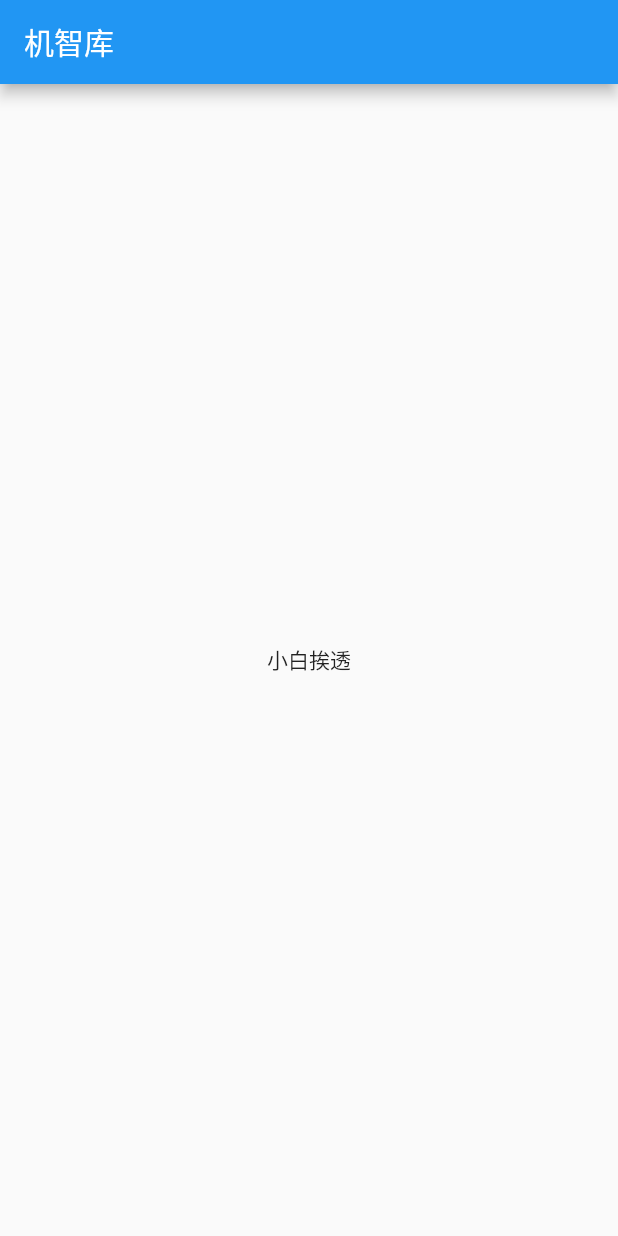
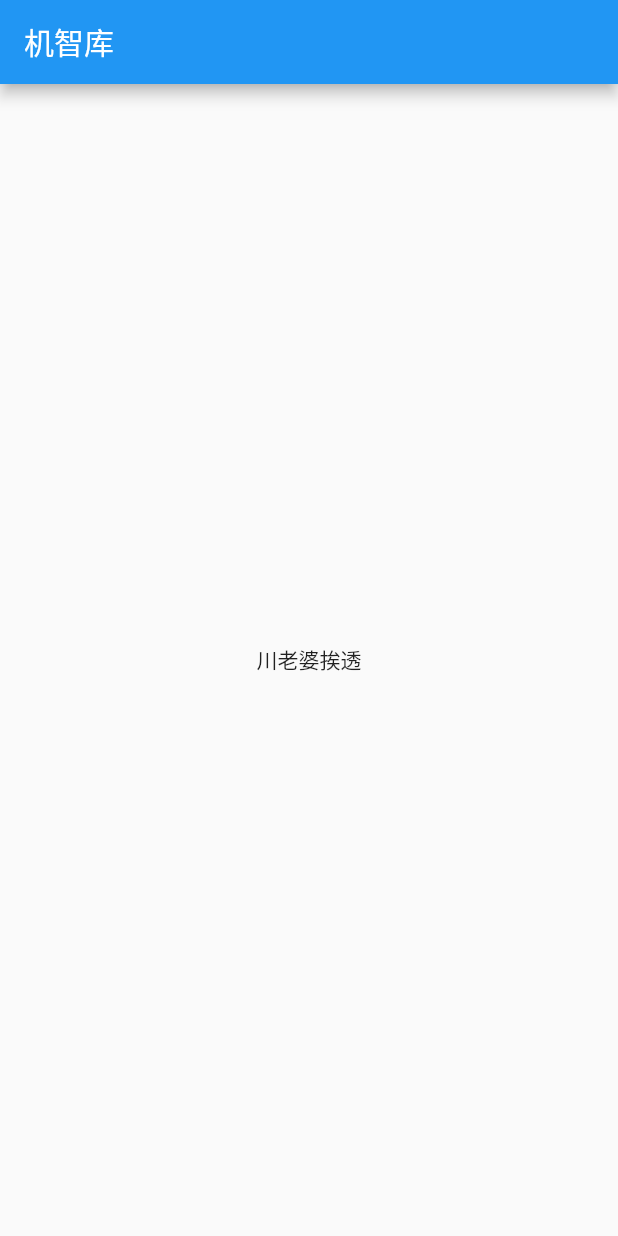
Before and after one commit to LLLgoyour/jzkuClient, a Flutter app: the screen it shows after launch, on a phone screen of 412 x 824 dp. Run offline on Flutter 3.47's test engine with Material 2 defaults, Android fonts, the phone set to English and light mode, and no system bars.

Commit message:
Update main.dart

```diff
--- a/lib/main.dart
+++ b/lib/main.dart
@@ -12,7 +12,7 @@ class jzkuApp extends StatelessWidget {
           title: new Text('机智库'),
         ),
         body: new Center(
-          child: new Text('小白挨透'),
+          child: new Text('川老婆挨透'),
         ),
       ),
     );
```
